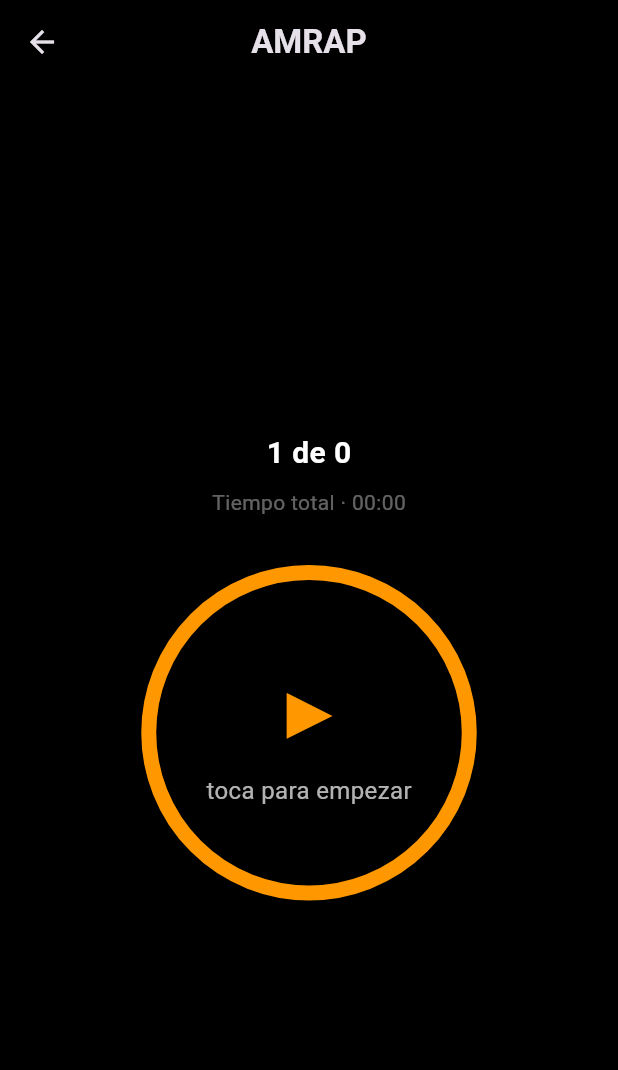
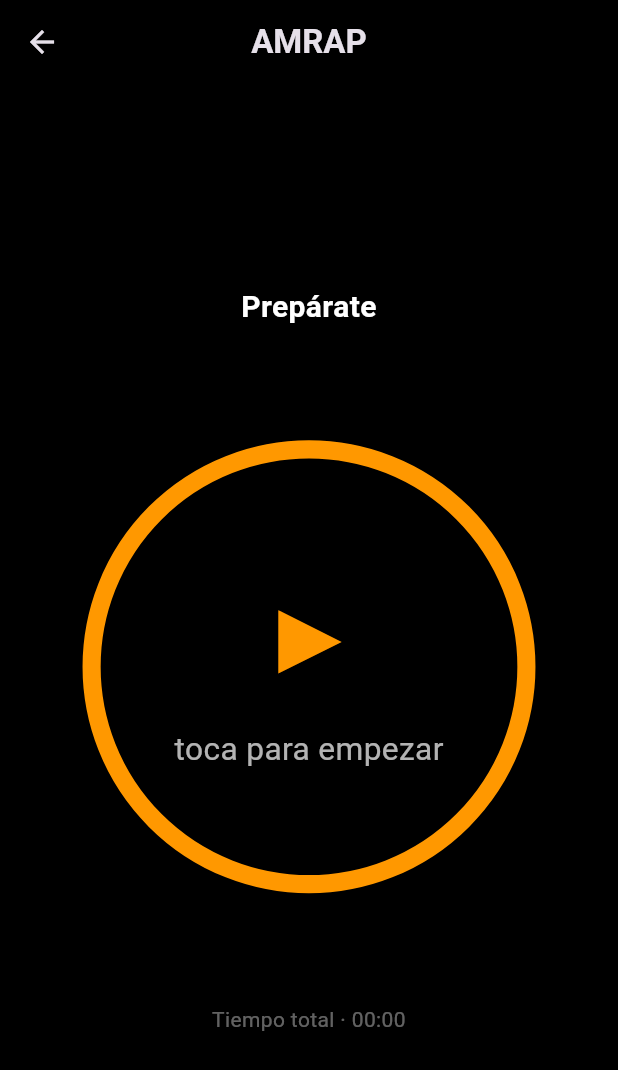
Before and after one commit to tbtkd/smartwod, a Flutter app: the TimerScreen screen opened directly with empty values, on a phone screen of 412 x 824 dp. Shown: the top 1070 px of the screen. Run offline on Flutter 3.47's test engine with Material 3 defaults, Android fonts, the phone set to English and light mode, and no system bars.

Commit message:
Refactor TimerScreen and CentralTimer for enhanced functionality and UI clarity
- Introduced total workout time calculation and display in TimerScreen.
- Simplified and improved the layout of TimerScreen for better responsiveness.
- Updated CentralTimer to use proportional sizing for improved visual consistency.
- Enhanced text styling and clarity for timer phase messages.

-- APP functional en este punto --

```diff
--- a/lib/screens/timer_screen.dart
+++ b/lib/screens/timer_screen.dart
@@ -1,5 +1,4 @@
 import 'package:flutter/material.dart';
-
 import '../core/amrap_runner.dart';
 import '../core/timer_ui_state.dart';
 import '../core/amrap_block.dart';
@@ -25,14 +24,34 @@ class _TimerScreenState extends State<TimerScreen> {
   bool _isCountingDown = false;
   int _countdownSeconds = 10;
 
+  late final int _totalTimeSeconds;
+
   @override
   void initState() {
     super.initState();
+
+    _totalTimeSeconds = _calculateTotalTime();
 
     _runner = AmrapRunner(
       blocks: widget.blocks,
       onUpdate: _onUpdate,
     );
+  }
+
+  int _calculateTotalTime() {
+    int total = 0;
+    for (final block in widget.blocks) {
+      total += block.workSeconds;
+      total += block.restSeconds ?? 0;
+    }
+    return total;
+  }
+
+  String _format(int seconds) {
+    final m = seconds ~/ 60;
+    final s = seconds % 60;
+    return '${m.toString().padLeft(2, '0')}:'
+        '${s.toString().padLeft(2, '0')}';
   }
 
   void _onUpdate(TimerUiState state) {
@@ -78,40 +97,28 @@ class _TimerScreenState extends State<TimerScreen> {
     super.dispose();
   }
 
-  String _format(int seconds) {
-    final m = seconds ~/ 60;
-    final s = seconds % 60;
-    return '${m.toString().padLeft(2, '0')}:'
-        '${s.toString().padLeft(2, '0')}';
-  }
-
-  int _calculateTotalWorkoutTime() {
-    int total = 0;
-
-    for (final block in widget.blocks) {
-      total += block.workSeconds;
-      total += block.restSeconds ?? 0;
-    }
-
-    return total;
-  }
-
   @override
   Widget build(BuildContext context) {
-    final int currentRound = _uiState?.currentRound ?? 1;
-    final int totalRounds =
-        _uiState?.totalRounds ?? widget.blocks.length;
+    final bool isIdle = _uiState == null && !_isCountingDown;
 
-    final bool isRest = _uiState?.phase == TimerPhase.rest;
+    String topMessage;
 
+    if (isIdle || _isCountingDown) {
+      topMessage = "Prepárate";
+    } else if (_uiState!.phase == TimerPhase.work) {
+      topMessage =
+          "AMRAP ${_uiState!.currentRound} de ${_uiState!.totalRounds}";
+    } else if (_uiState!.phase == TimerPhase.rest) {
+      // Ajuste correcto del descanso (no usar currentRound directo)
+      final int restIndex =
+          (_uiState!.currentRound > 1) ? _uiState!.currentRound - 1 : 1;
       final int totalRests =
-        totalRounds > 1 ? totalRounds - 1 : 0;
+          (_uiState!.totalRounds > 1) ? _uiState!.totalRounds - 1 : 1;
 
-    final int currentRest =
-        isRest ? (currentRound - 1) : 0;
-
-    final int totalWorkoutSeconds =
-        _calculateTotalWorkoutTime();
+      topMessage = "DESCANSO $restIndex de $totalRests";
+    } else {
+      topMessage = "";
+    }
 
     return Scaffold(
       backgroundColor: Colors.black,
@@ -128,53 +135,29 @@ class _TimerScreenState extends State<TimerScreen> {
           style: TextStyle(fontWeight: FontWeight.w600),
         ),
       ),
-      body: Column(
+      body: SafeArea(
+        child: Column(
           children: [
-          const Spacer(flex: 1),
+            const Spacer(),
 
-          // ===== BLOQUE SUPERIOR =====
-          Column(
-            children: [
-              if (_uiState != null)
+            // ===== MENSAJE SUPERIOR =====
             Text(
-                  isRest ? 'DESCANSO' : 'AMRAP',
+              topMessage,
+              textAlign: TextAlign.center,
               style: TextStyle(
-                    color: isRest ? Colors.blue : Colors.white,
-                    fontSize: 16,
-                    fontWeight: FontWeight.w600,
-                  ),
-                ),
-
-              const SizedBox(height: 8),
-
-              Text(
-                isRest
-                    ? '$currentRest de $totalRests'
-                    : '$currentRound de $totalRounds',
-                style: const TextStyle(
-                  color: Colors.white,
+                color: _uiState?.phase == TimerPhase.rest
+                    ? Colors.blue
+                    : Colors.white,
                 fontSize: 20,
                 fontWeight: FontWeight.w600,
               ),
             ),
 
-              const SizedBox(height: 8),
+            const SizedBox(height: 24),
 
-              // 🔥 NUEVO: TIEMPO TOTAL DEL WORKOUT
-              Text(
-                'Tiempo total · ${_format(totalWorkoutSeconds)}',
-                style: const TextStyle(
-                  color: Colors.white38,
-                  fontSize: 14,
-                ),
-              ),
-            ],
-          ),
-
-          const SizedBox(height: 32),
-
-          // ===== TEMPORIZADOR =====
+            // ===== CÍRCULO CENTRADO =====
             Expanded(
+              flex: 3,
               child: Center(
                 child: CentralTimer(
                   uiState: _uiState,
@@ -185,8 +168,21 @@ class _TimerScreenState extends State<TimerScreen> {
               ),
             ),
 
-          const Spacer(flex: 1),
+            const SizedBox(height: 24),
+
+            // ===== TIEMPO TOTAL =====
+            Text(
+              "Tiempo total · ${_format(_totalTimeSeconds)}",
+              textAlign: TextAlign.center,
+              style: const TextStyle(
+                color: Colors.white38,
+                fontSize: 14,
+              ),
+            ),
+
+            const Spacer(),
           ],
+        ),
       ),
     );
   }
--- a/lib/widgets/central_timer.dart
+++ b/lib/widgets/central_timer.dart
@@ -49,46 +49,61 @@ class CentralTimer extends StatelessWidget {
             ? 'toca para empezar'
             : uiState!.phase == TimerPhase.work
                 ? 'toca para pausar'
-                : ''; // 🔥 eliminado texto "descansa"
+                : '';
+
+    return LayoutBuilder(
+      builder: (context, constraints) {
+        // 🔥 Toma el espacio real disponible
+        final double maxSize = constraints.maxHeight;
+
+        // ✅ 75% del espacio disponible
+        final double size = maxSize * 0.75;
 
         return GestureDetector(
           onTap: onTap,
+          child: Center(
             child: Container(
-        width: 260,
-        height: 260,
+              width: size,
+              height: size,
               decoration: BoxDecoration(
                 shape: BoxShape.circle,
                 border: Border.all(
                   color: ringColor,
-            width: 10,
+                  width: size * 0.04, // grosor proporcional
                 ),
               ),
               child: Center(
                 child: Column(
                   mainAxisAlignment: MainAxisAlignment.center,
                   children: [
+                    // 🔥 Número principal
                     Text(
                       mainText,
                       style: TextStyle(
-                  fontSize: 48,
+                        fontSize: size * 0.22, // escala proporcional
                         fontWeight: FontWeight.bold,
                         color: ringColor,
                       ),
                     ),
+
+                    // 🔥 Texto secundario
                     if (helperText.isNotEmpty) ...[
-                const SizedBox(height: 8),
+                      SizedBox(height: size * 0.05),
                       Text(
                         helperText,
-                  style: const TextStyle(
+                        style: TextStyle(
                           color: Colors.white70,
-                    fontSize: 16,
+                          fontSize: size * 0.07,
                         ),
                       ),
-              ]
+                    ],
                   ],
                 ),
               ),
             ),
+          ),
+        );
+      },
     );
   }
 }
```
Lines whose indentation alone changed are shown as unchanged.
